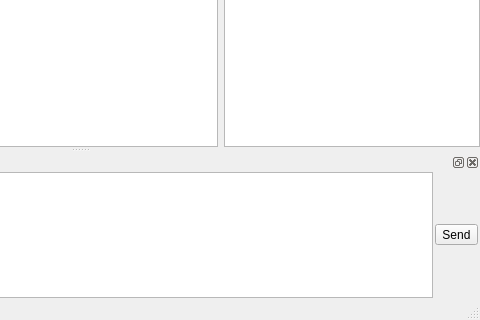
Qt form ui/mainwindow.ui (gamesun/UartVide) before a commit; both pictures show x 320 to 800 and y 292 to 612 of the 800 by 612 pixel window.
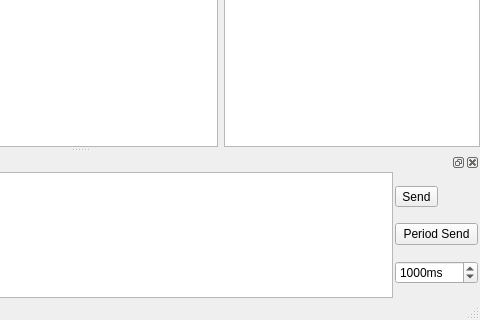
The same form after that commit. Custom widgets are drawn as their Qt base class.

Commit message: Add Periodic Send

Diff of the .ui file:
```diff
--- a/ui/mainwindow.ui
+++ b/ui/mainwindow.ui
@@ -743,12 +743,39 @@
         <widget class="QTextEdit" name="txtEdtInput"/>
        </item>
        <item>
+        <layout class="QVBoxLayout" name="verticalLayout_4">
+         <item>
         <widget class="QToolButton" name="btnSendHex">
          <property name="text">
           <string notr="true">Send</string>
          </property>
         </widget>
        </item>
+         <item>
+          <widget class="QPushButton" name="btnPeriodicSend">
+           <property name="text">
+            <string notr="true">Period Send</string>
+           </property>
+          </widget>
+         </item>
+         <item>
+          <widget class="QSpinBox" name="spnPeriod">
+           <property name="suffix">
+            <string notr="true">ms</string>
+           </property>
+           <property name="minimum">
+            <number>10</number>
+           </property>
+           <property name="maximum">
+            <number>999999</number>
+           </property>
+           <property name="value">
+            <number>1000</number>
+           </property>
+          </widget>
+         </item>
+        </layout>
+       </item>
       </layout>
      </item>
     </layout>
```
Left out of the diff: 6 changed lines with no effect on the pictures. Lines whose indentation alone changed are shown as unchanged. The commit also changes 2 other files.
